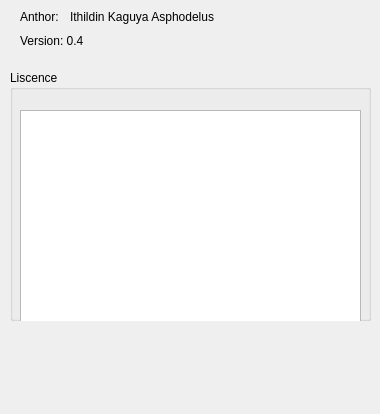
Old version of the form dialogaboutme.ui in the repository ChickenSeller/Primer-Maker.
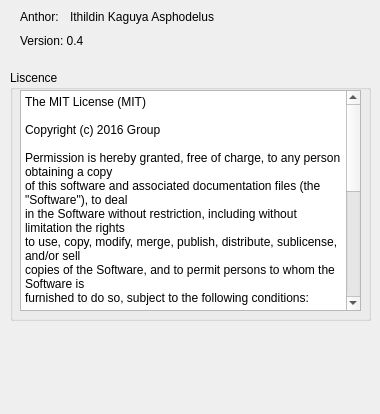
New version of the form.

Patch:
```diff
--- a/dialogaboutme.ui
+++ b/dialogaboutme.ui
@@ -29,15 +29,38 @@
     <property name="geometry">
      <rect>
       <x>10</x>
-      <y>40</y>
+      <y>20</y>
       <width>341</width>
       <height>221</height>
      </rect>
     </property>
-    <property name="source">
-     <url>
-      <string>file:///E:/Projects/Primer-Maker/LICENSE</string>
-     </url>
+    <property name="html">
+     <string>&lt;!DOCTYPE HTML PUBLIC &quot;-//W3C//DTD HTML 4.0//EN&quot; &quot;http://www.w3.org/TR/REC-html40/strict.dtd&quot;&gt;
+&lt;html&gt;&lt;head&gt;&lt;meta name=&quot;qrichtext&quot; content=&quot;1&quot; /&gt;&lt;style type=&quot;text/css&quot;&gt;
+p, li { white-space: pre-wrap; }
+&lt;/style&gt;&lt;/head&gt;&lt;body style=&quot; font-family:'SimSun'; font-size:9pt; font-weight:400; font-style:normal;&quot;&gt;
+&lt;p style=&quot; margin-top:0px; margin-bottom:0px; margin-left:0px; margin-right:0px; -qt-block-indent:0; text-indent:0px;&quot;&gt;The MIT License (MIT)&lt;/p&gt;
+&lt;p style=&quot;-qt-paragraph-type:empty; margin-top:0px; margin-bottom:0px; margin-left:0px; margin-right:0px; -qt-block-indent:0; text-indent:0px;&quot;&gt;&lt;br /&gt;&lt;/p&gt;
+&lt;p style=&quot; margin-top:0px; margin-bottom:0px; margin-left:0px; margin-right:0px; -qt-block-indent:0; text-indent:0px;&quot;&gt;Copyright (c) 2016 Group&lt;/p&gt;
+&lt;p style=&quot;-qt-paragraph-type:empty; margin-top:0px; margin-bottom:0px; margin-left:0px; margin-right:0px; -qt-block-indent:0; text-indent:0px;&quot;&gt;&lt;br /&gt;&lt;/p&gt;
+&lt;p style=&quot; margin-top:0px; margin-bottom:0px; margin-left:0px; margin-right:0px; -qt-block-indent:0; text-indent:0px;&quot;&gt;Permission is hereby granted, free of charge, to any person obtaining a copy&lt;/p&gt;
+&lt;p style=&quot; margin-top:0px; margin-bottom:0px; margin-left:0px; margin-right:0px; -qt-block-indent:0; text-indent:0px;&quot;&gt;of this software and associated documentation files (the &amp;quot;Software&amp;quot;), to deal&lt;/p&gt;
+&lt;p style=&quot; margin-top:0px; margin-bottom:0px; margin-left:0px; margin-right:0px; -qt-block-indent:0; text-indent:0px;&quot;&gt;in the Software without restriction, including without limitation the rights&lt;/p&gt;
+&lt;p style=&quot; margin-top:0px; margin-bottom:0px; margin-left:0px; margin-right:0px; -qt-block-indent:0; text-indent:0px;&quot;&gt;to use, copy, modify, merge, publish, distribute, sublicense, and/or sell&lt;/p&gt;
+&lt;p style=&quot; margin-top:0px; margin-bottom:0px; margin-left:0px; margin-right:0px; -qt-block-indent:0; text-indent:0px;&quot;&gt;copies of the Software, and to permit persons to whom the Software is&lt;/p&gt;
+&lt;p style=&quot; margin-top:0px; margin-bottom:0px; margin-left:0px; margin-right:0px; -qt-block-indent:0; text-indent:0px;&quot;&gt;furnished to do so, subject to the following conditions:&lt;/p&gt;
+&lt;p style=&quot;-qt-paragraph-type:empty; margin-top:0px; margin-bottom:0px; margin-left:0px; margin-right:0px; -qt-block-indent:0; text-indent:0px;&quot;&gt;&lt;br /&gt;&lt;/p&gt;
+&lt;p style=&quot; margin-top:0px; margin-bottom:0px; margin-left:0px; margin-right:0px; -qt-block-indent:0; text-indent:0px;&quot;&gt;The above copyright notice and this permission notice shall be included in all&lt;/p&gt;
+&lt;p style=&quot; margin-top:0px; margin-bottom:0px; margin-left:0px; margin-right:0px; -qt-block-indent:0; text-indent:0px;&quot;&gt;copies or substantial portions of the Software.&lt;/p&gt;
+&lt;p style=&quot;-qt-paragraph-type:empty; margin-top:0px; margin-bottom:0px; margin-left:0px; margin-right:0px; -qt-block-indent:0; text-indent:0px;&quot;&gt;&lt;br /&gt;&lt;/p&gt;
+&lt;p style=&quot; margin-top:0px; margin-bottom:0px; margin-left:0px; margin-right:0px; -qt-block-indent:0; text-indent:0px;&quot;&gt;THE SOFTWARE IS PROVIDED &amp;quot;AS IS&amp;quot;, WITHOUT WARRANTY OF ANY KIND, EXPRESS OR&lt;/p&gt;
+&lt;p style=&quot; margin-top:0px; margin-bottom:0px; margin-left:0px; margin-right:0px; -qt-block-indent:0; text-indent:0px;&quot;&gt;IMPLIED, INCLUDING BUT NOT LIMITED TO THE WARRANTIES OF MERCHANTABILITY,&lt;/p&gt;
+&lt;p style=&quot; margin-top:0px; margin-bottom:0px; margin-left:0px; margin-right:0px; -qt-block-indent:0; text-indent:0px;&quot;&gt;FITNESS FOR A PARTICULAR PURPOSE AND NONINFRINGEMENT. IN NO EVENT SHALL THE&lt;/p&gt;
+&lt;p style=&quot; margin-top:0px; margin-bottom:0px; margin-left:0px; margin-right:0px; -qt-block-indent:0; text-indent:0px;&quot;&gt;AUTHORS OR COPYRIGHT HOLDERS BE LIABLE FOR ANY CLAIM, DAMAGES OR OTHER&lt;/p&gt;
+&lt;p style=&quot; margin-top:0px; margin-bottom:0px; margin-left:0px; margin-right:0px; -qt-block-indent:0; text-indent:0px;&quot;&gt;LIABILITY, WHETHER IN AN ACTION OF CONTRACT, TORT OR OTHERWISE, ARISING FROM,&lt;/p&gt;
+&lt;p style=&quot; margin-top:0px; margin-bottom:0px; margin-left:0px; margin-right:0px; -qt-block-indent:0; text-indent:0px;&quot;&gt;OUT OF OR IN CONNECTION WITH THE SOFTWARE OR THE USE OR OTHER DEALINGS IN THE&lt;/p&gt;
+&lt;p style=&quot; margin-top:0px; margin-bottom:0px; margin-left:0px; margin-right:0px; -qt-block-indent:0; text-indent:0px;&quot;&gt;SOFTWARE.&lt;/p&gt;
+&lt;p style=&quot;-qt-paragraph-type:empty; margin-top:0px; margin-bottom:0px; margin-left:0px; margin-right:0px; -qt-block-indent:0; text-indent:0px;&quot;&gt;&lt;br /&gt;&lt;/p&gt;&lt;/body&gt;&lt;/html&gt;</string>
     </property>
    </widget>
   </widget>
```
